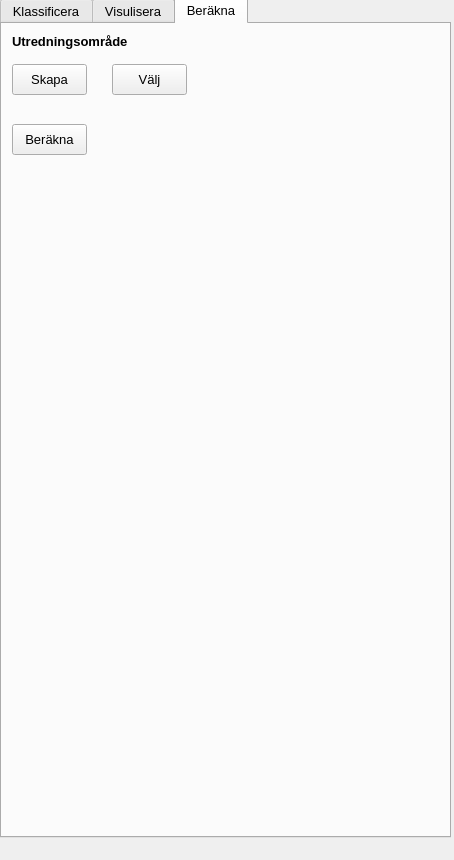
The window that ui/qgyf_dockwidget_base.ui (co-city/QGYF) describes before a commit, drawn with Qt 5.
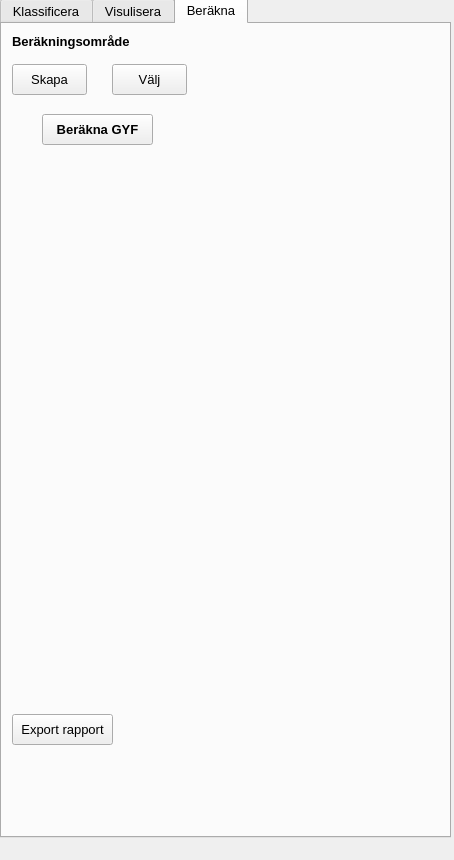
The same window after the commit. Icons and pictures are not drawn. Custom widgets are drawn as their Qt base class.

Commit message: pie chart - legend, pdf report - first draft

What changed in the file:
```diff
--- a/ui/qgyf_dockwidget_base.ui
+++ b/ui/qgyf_dockwidget_base.ui
@@ -436,7 +436,7 @@
        </rect>
       </property>
       <property name="text">
-       <string>&lt;html&gt;&lt;head/&gt;&lt;body&gt;&lt;p&gt;&lt;span style=&quot; font-size:10pt; font-weight:600;&quot;&gt;Utredningsområde&lt;/span&gt;&lt;/p&gt;&lt;/body&gt;&lt;/html&gt;</string>
+       <string>&lt;html&gt;&lt;head/&gt;&lt;body&gt;&lt;p&gt;&lt;span style=&quot; font-weight:600;&quot;&gt;Beräkningsområde&lt;/span&gt;&lt;/p&gt;&lt;/body&gt;&lt;/html&gt;</string>
       </property>
      </widget>
      <widget class="QPushButton" name="createRA">
@@ -474,24 +474,31 @@
      <widget class="QPushButton" name="calculate">
       <property name="geometry">
        <rect>
-        <x>10</x>
-        <y>100</y>
-        <width>75</width>
+        <x>40</x>
+        <y>90</y>
+        <width>111</width>
         <height>31</height>
        </rect>
       </property>
+      <property name="font">
+       <font>
+        <pointsize>10</pointsize>
+        <weight>75</weight>
+        <bold>true</bold>
+       </font>
+      </property>
       <property name="toolTip">
        <string>Rita upp ett avgränsningsområde där du vill beräkna GYF</string>
       </property>
       <property name="text">
-       <string>Beräkna</string>
+       <string>Beräkna GYF</string>
       </property>
      </widget>
      <widget class="QLabel" name="gyfValue">
       <property name="geometry">
        <rect>
         <x>10</x>
-        <y>150</y>
+        <y>140</y>
         <width>131</width>
         <height>71</height>
        </rect>
@@ -509,9 +516,9 @@
       <property name="geometry">
        <rect>
         <x>9</x>
-        <y>249</y>
-        <width>381</width>
-        <height>291</height>
+        <y>210</y>
+        <width>321</width>
+        <height>391</height>
        </rect>
       </property>
       <property name="font">
@@ -521,6 +528,22 @@
        </font>
       </property>
      </widget>
+     <widget class="QPushButton" name="report">
+      <property name="geometry">
+       <rect>
+        <x>10</x>
+        <y>690</y>
+        <width>101</width>
+        <height>31</height>
+       </rect>
+      </property>
+      <property name="toolTip">
+       <string>Skapa en PDF rapport</string>
+      </property>
+      <property name="text">
+       <string>Export rapport</string>
+      </property>
+     </widget>
     </widget>
    </widget>
   </widget>
```
The commit also changes 9 other files.
